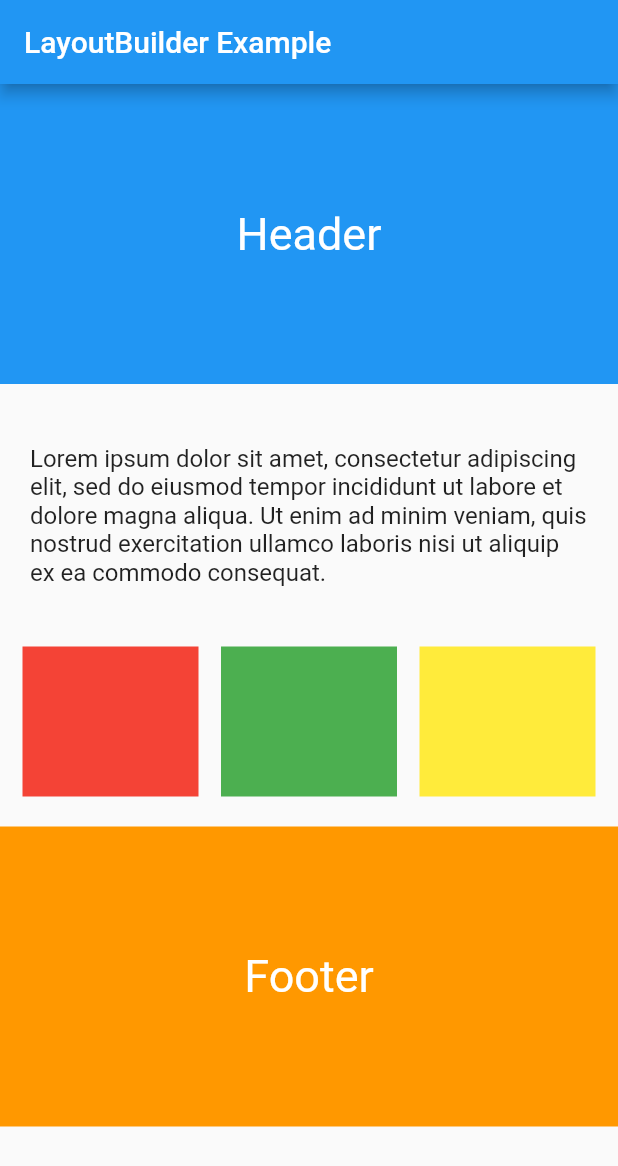
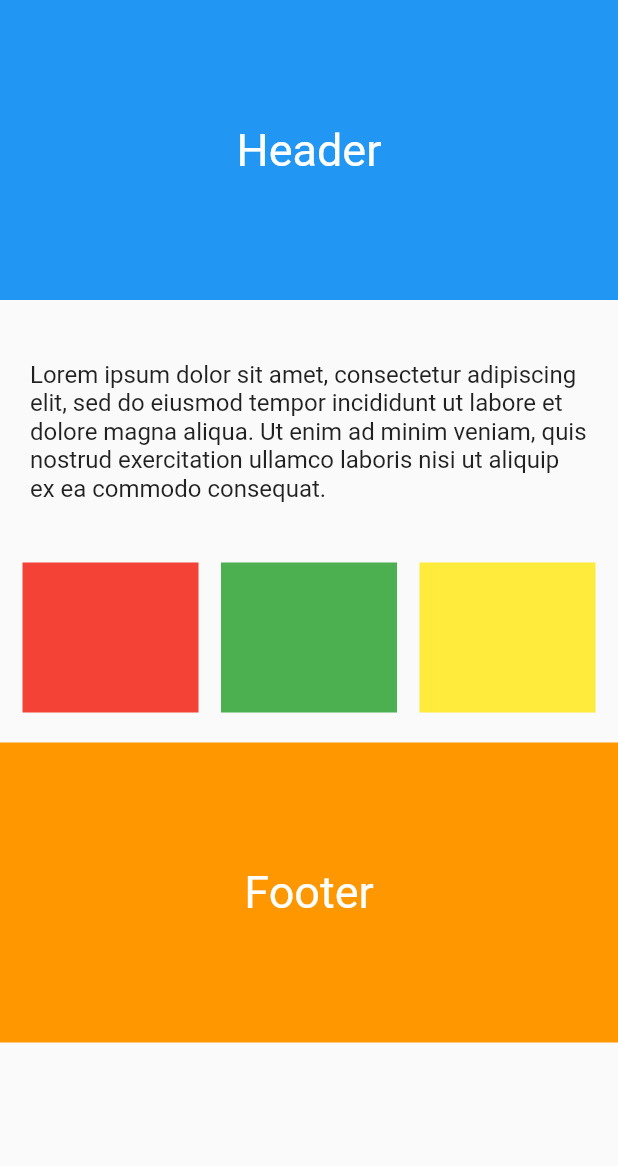
Before and after one commit to yasser159/layout_builder_example, a Flutter app: the screen it shows after launch, on a phone screen of 412 x 824 dp. Shown: the top 1166 px of the screen. Run offline on Flutter 3.47's test engine with Material 2 defaults, Android fonts, the phone set to English and light mode, and no system bars.

Commit message:
added consts and removed appbar

```diff
--- a/lib/main.dart
+++ b/lib/main.dart
@@ -7,7 +7,7 @@ void main() {
 class MyApp extends StatelessWidget {
   @override
   Widget build(BuildContext context) {
-    return MaterialApp(
+    return MaterialApp(debugShowCheckedModeBanner: false,
       home: ExampleLayoutBuilder(),
     );
   }
@@ -17,9 +17,7 @@ class ExampleLayoutBuilder extends StatelessWidget {
   @override
   Widget build(BuildContext context) {
     return Scaffold(
-      appBar: AppBar(
-        title: Text('LayoutBuilder Example'),
-      ),
+
       body: LayoutBuilder(
         builder: (BuildContext context, BoxConstraints constraints) {
           return SingleChildScrollView(
@@ -29,23 +27,23 @@ class ExampleLayoutBuilder extends StatelessWidget {
                   height: 200,
                   width: constraints.maxWidth,
                   color: Colors.blue,
-                  child: Center(
+                  child: const Center(
                     child: Text(
                       'Header',
                       style: TextStyle(fontSize: 30, color: Colors.white),
                     ),
                   ),
                 ),
-                SizedBox(height: 20),
+                const SizedBox(height: 20),
                 Container(
                   width: constraints.maxWidth,
-                  padding: EdgeInsets.all(20),
-                  child: Text(
+                  padding: const EdgeInsets.all(20),
+                  child: const Text(
                     'Lorem ipsum dolor sit amet, consectetur adipiscing elit, sed do eiusmod tempor incididunt ut labore et dolore magna aliqua. Ut enim ad minim veniam, quis nostrud exercitation ullamco laboris nisi ut aliquip ex ea commodo consequat.',
                     style: TextStyle(fontSize: 16),
                   ),
                 ),
-                SizedBox(height: 20),
+                const SizedBox(height: 20),
                 Row(
                   mainAxisAlignment: MainAxisAlignment.spaceEvenly,
                   children: [
@@ -66,19 +64,19 @@ class ExampleLayoutBuilder extends StatelessWidget {
                     ),
                   ],
                 ),
-                SizedBox(height: 20),
+                const SizedBox(height: 20),
                 Container(
                   height: 200,
                   width: constraints.maxWidth,
                   color: Colors.orange,
-                  child: Center(
+                  child: const Center(
                     child: Text(
                       'Footer',
                       style: TextStyle(fontSize: 30, color: Colors.white),
                     ),
                   ),
                 ),
-                SizedBox(height: 20),
+                const SizedBox(height: 20),
               ],
             ),
           );
```
